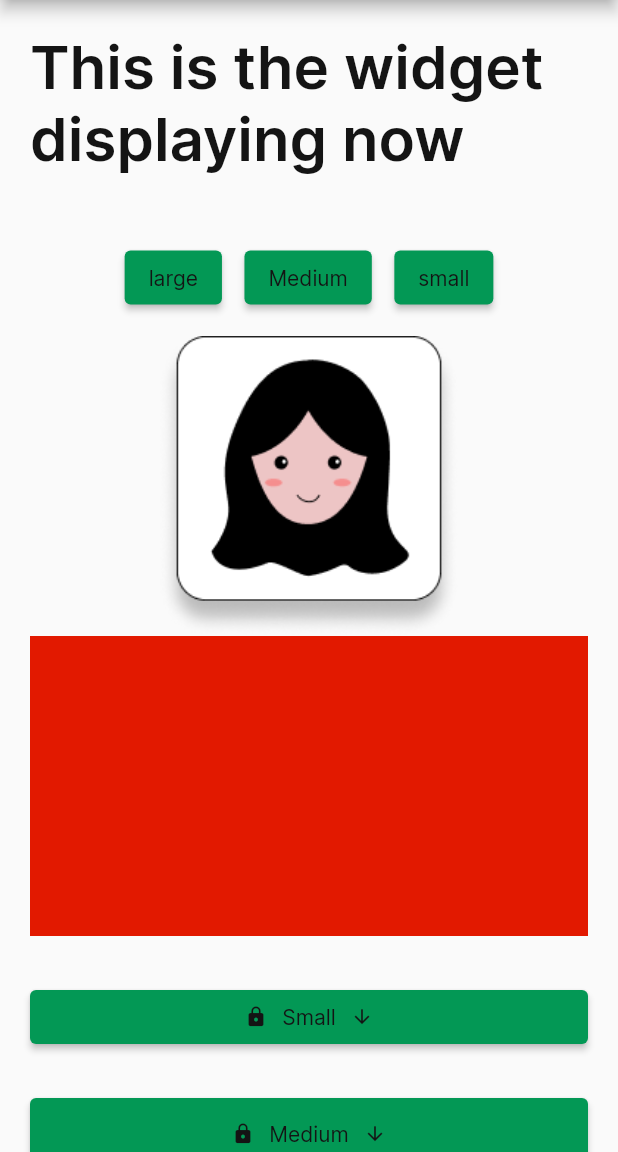
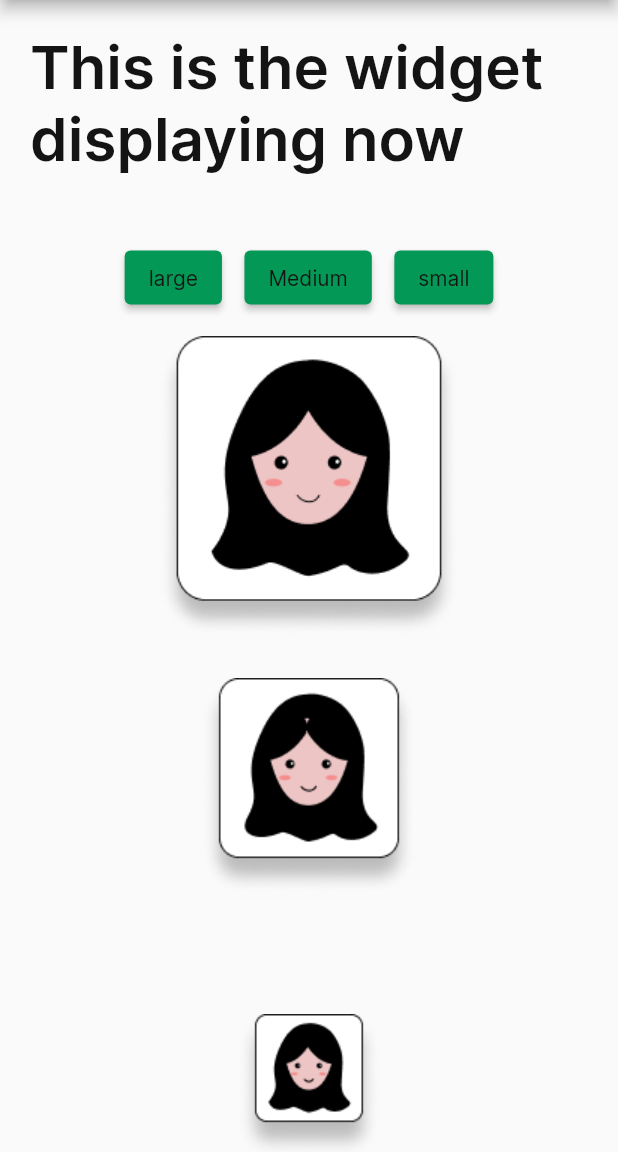
Before and after one commit to MayJuun/design_system, a Flutter app: the screen it shows after launch, on a phone screen of 412 x 824 dp, the part 84-1236 px from its top. Run offline on Flutter 3.47's test engine with Material 2 defaults, Android fonts, the phone set to English and light mode, and no system bars.

Commit message:
avatar final changes

```diff
--- a/lib/main.dart
+++ b/lib/main.dart
@@ -95,8 +95,8 @@ class _MyHomePageState extends State<MyHomePage> {
               ],
             ),
             Visibility(visible: isVisible, child: const Large()),
-            // Visibility(visible: isVisible2, child: medium()),
-            // Visibility(visible: isVisible3, child: small()),
+            Visibility(visible: isVisible2, child: const Medium()),
+            Visibility(visible: isVisible3, child: const Small()),
 
             //This is where we display any widget that we are working on.
             Container(
@@ -128,7 +128,7 @@ class _MyHomePageState extends State<MyHomePage> {
                 'Medium',
                 style: MayJuunType.label3(),
               ),
-              onPressed: () => const medium(),
+              onPressed: () => const Medium(),
             ),
             const SizedBox(
               height: 30,
--- a/lib/src/avatars/medium/medium_avatar.dart
+++ b/lib/src/avatars/medium/medium_avatar.dart
@@ -1,14 +1,14 @@
 import 'package:flutter/material.dart';
 
-class medium extends StatelessWidget {
-  const medium({Key? key}) : super(key: key);
+class Medium extends StatelessWidget {
+  const Medium({Key? key}) : super(key: key);
 
   @override
   Widget build(BuildContext context) {
-    return Scaffold(
-      body: Center(
-        child: Image.asset('assets/avatars/Female_medium_1.png'),
-      ),
+    return Container(
+      height: 200,
+      width: 200,
+      child: Image.asset('assets/avatars/Female_medium_1.png'),
     );
   }
 }
--- a/lib/src/avatars/small/small_avatar.dart
+++ b/lib/src/avatars/small/small_avatar.dart
@@ -1,14 +1,14 @@
 import 'package:flutter/material.dart';
 
-class small extends StatelessWidget {
-  const small({Key? key}) : super(key: key);
+class Small extends StatelessWidget {
+  const Small({Key? key}) : super(key: key);
 
   @override
   Widget build(BuildContext context) {
-    return Scaffold(
-      body: Center(
-        child: Image.asset('assets/avatars/Female_small_1.png'),
-      ),
+    return Container(
+      height: 200,
+      width: 200,
+      child: Image.asset('assets/avatars/Female_small_1.png'),
     );
   }
 }
```
